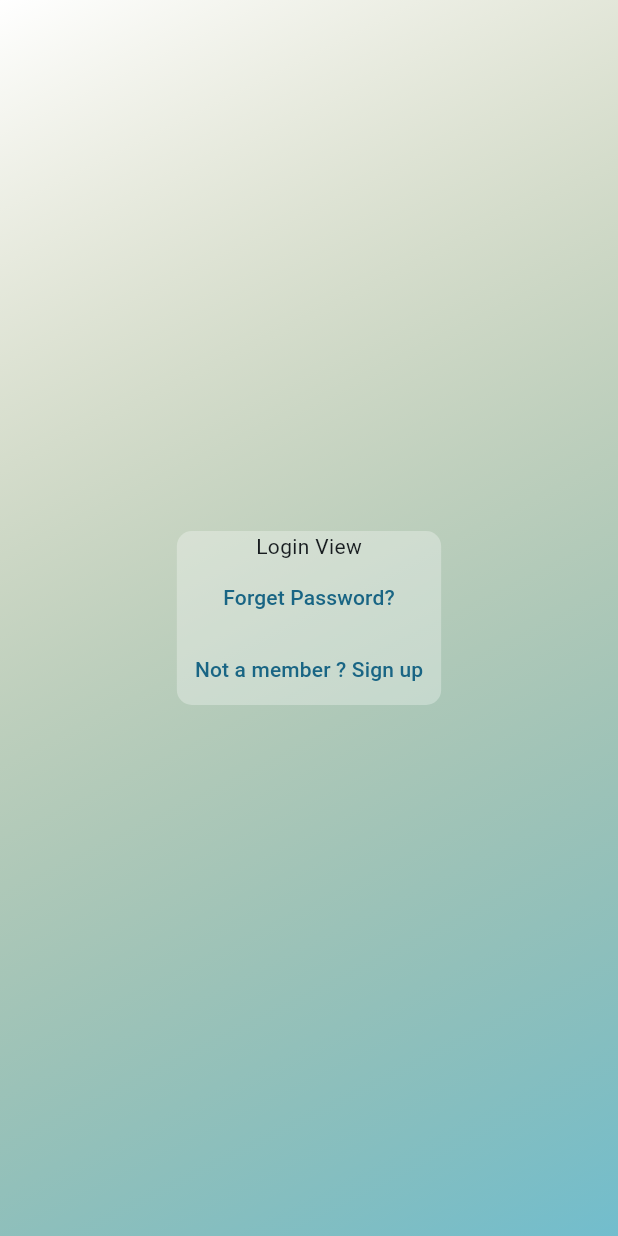
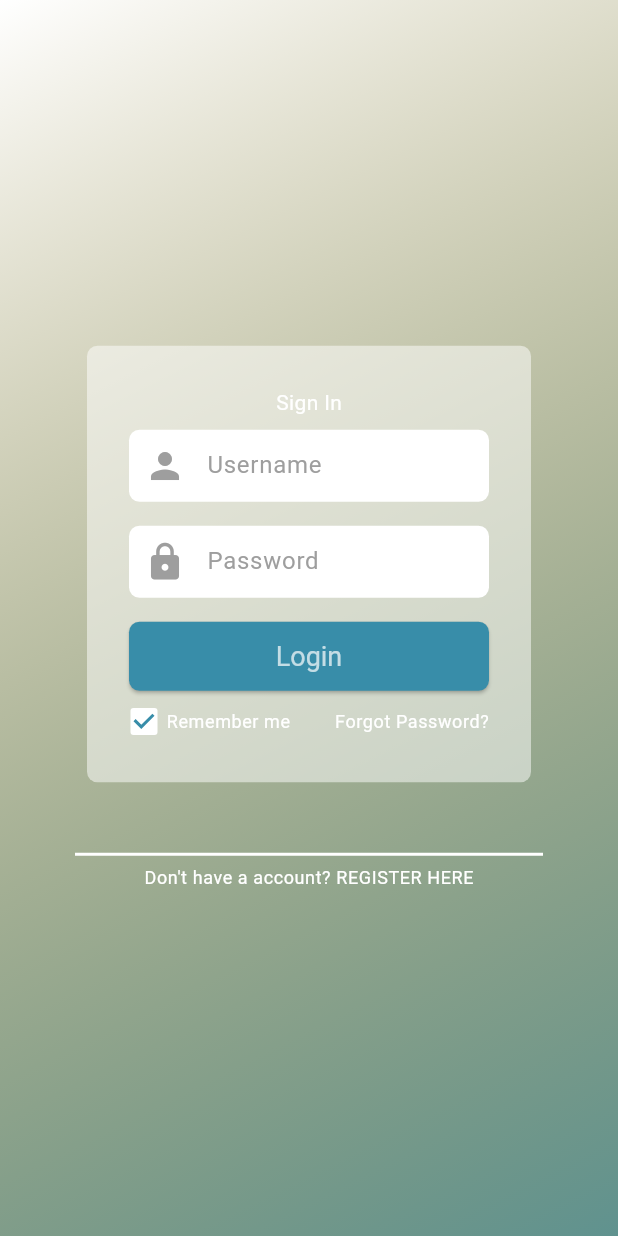
Before and after one commit to yunwe/MVMM-Auth-Demo, a Flutter app: the screen it shows after launch, on a phone screen of 412 x 824 dp. Run offline on Flutter 3.47's test engine with Material 3 defaults, Android fonts, the light colour scheme and no system bars; our stand-ins replace go_router.

Commit message:
login form

```diff
--- a/lib/presentation/_resources/app_strings.dart
+++ b/lib/presentation/_resources/app_strings.dart
@@ -1,5 +1,10 @@
 class AppStrings {
-  static const String forgetPassword = 'Forget Password?';
-  static const String registerText = "Not a member ? Sign up";
+  static const String rememberMe = 'Remember me';
+  static const String forgotPassword = 'Forgot Password?';
+  static const String registerText = "Don't have a account? REGISTER HERE";
   static const String signinText = "Already have an account? Signin";
+  static const String signinTitle = "Sign In";
+  static const String userName = "Username";
+  static const String password = "Password";
+  static const String login = "Login";
 }
--- a/lib/presentation/_resources/colors.dart
+++ b/lib/presentation/_resources/colors.dart
@@ -1,7 +1,9 @@
 import 'package:flutter/material.dart';
 
 class MyColors {
-  static Color primary = HexColor.fromHex("#4FC3F7");
+  static Color primary = HexColor.fromHex("#388da9");
+  static Color lightGrey = HexColor.fromHex("#878787");
+  static Color offWhite = HexColor.fromHex('#d287e8');
   static Color backgroundGradient = HexColor.fromHex('#33FFA726');
 }
 
--- a/lib/presentation/_resources/theme.dart
+++ b/lib/presentation/_resources/theme.dart
@@ -1,10 +1,54 @@
 import 'package:flutter/material.dart';
 import 'package:mvmm_auth_demo/presentation/_resources/colors.dart';
+import 'package:mvmm_auth_demo/presentation/_resources/values.dart';
+
+Color getColor(Set<MaterialState> states) {
+  const Set<MaterialState> interactiveStates = <MaterialState>{
+    MaterialState.pressed,
+    MaterialState.hovered,
+    MaterialState.focused,
+    MaterialState.disabled,
+  };
+  if (states.any(interactiveStates.contains)) {
+    return Colors.grey;
+  }
+  return Colors.white;
+}
 
 ThemeData getApplicationTheme() {
   return ThemeData(
     colorScheme: ColorScheme.fromSeed(
       seedColor: MyColors.primary,
     ),
+    inputDecorationTheme: InputDecorationTheme(
+      filled: true,
+      fillColor: Colors.white,
+      border: OutlineInputBorder(
+        borderSide: BorderSide.none,
+        borderRadius: BorderRadius.circular(AppSize.borderRadius),
+      ),
+      isDense: true,
+      contentPadding: const EdgeInsets.all(AppPadding.p8),
+      hintStyle: const TextStyle(color: Colors.grey),
+      prefixIconColor: Colors.grey,
+    ),
+    elevatedButtonTheme: ElevatedButtonThemeData(
+      style: ElevatedButton.styleFrom(
+        foregroundColor: Colors.white70,
+        backgroundColor: MyColors.primary,
+        shape: RoundedRectangleBorder(
+          borderRadius: BorderRadius.circular(AppSize.borderRadius),
+        ),
+        textStyle: const TextStyle(fontSize: 18),
+      ),
+    ),
+    textTheme: Typography.whiteHelsinki.copyWith(
+      bodySmall: const TextStyle(color: Colors.white),
+    ),
+    checkboxTheme: CheckboxThemeData(
+      fillColor: MaterialStateProperty.resolveWith(getColor),
+      checkColor: MaterialStatePropertyAll(MyColors.primary),
+      side: MaterialStateBorderSide.resolveWith((states) => BorderSide.none),
+    ),
   );
 }
--- a/lib/presentation/_resources/values.dart
+++ b/lib/presentation/_resources/values.dart
@@ -9,18 +9,15 @@ class AppMargin {
 
 class AppPadding {
   static const double p8 = 8.0;
-  static const double p12 = 12.0;
-  static const double p14 = 14.0;
-  static const double p16 = 16.0;
-  static const double p18 = 18.0;
-  static const double p20 = 20.0;
   static const double p28 = 28.0;
-  static const double p100 = 100.0;
 }
 
 class AppSize {
-  static const double border_radius = 10;
-  static const double opacity = 0.3;
+  static const double borderRadius = 7.0;
+  static const double opacity = 0.5;
+  static const double formEntityWidth = 240;
+  static const double formEntityHeight = 46;
+  static const double iconSize = 28;
 }
 
 class DurationConstant {}
--- /dev/null
+++ b/lib/presentation/common_widgets/const_widgets.dart
@@ -0,0 +1,12 @@
+import 'package:flutter/material.dart';
+
+const whiteDivider = Divider(
+  indent: 50,
+  endIndent: 50,
+  thickness: 2,
+  color: Colors.white,
+);
+
+const whiteSpace = SizedBox(
+  height: 40,
+);
--- /dev/null
+++ b/lib/presentation/common_widgets/form_container.dart
@@ -0,0 +1,22 @@
+import 'package:flutter/material.dart';
+import 'package:mvmm_auth_demo/presentation/_resources/values.dart';
+
+class FormContainerWidget extends StatelessWidget {
+  const FormContainerWidget({super.key, required this.content});
+
+  final Widget content;
+
+  @override
+  Widget build(BuildContext context) {
+    return Container(
+      decoration: BoxDecoration(
+        borderRadius: const BorderRadius.all(
+          Radius.circular(AppSize.borderRadius),
+        ),
+        color: Colors.white.withOpacity(AppSize.opacity),
+      ),
+      padding: const EdgeInsets.all(AppPadding.p28),
+      child: SingleChildScrollView(child: content),
+    );
+  }
+}
--- /dev/null
+++ b/lib/presentation/common_widgets/gradient_container.dart
@@ -0,0 +1,29 @@
+import 'package:flutter/material.dart';
+import 'package:mvmm_auth_demo/presentation/_resources/colors.dart';
+import 'package:mvmm_auth_demo/presentation/_resources/values.dart';
+
+class GradientContainerWidget extends StatelessWidget {
+  final Widget content;
+
+  const GradientContainerWidget({
+    super.key,
+    required this.content,
+  });
+
+  @override
+  Widget build(BuildContext context) {
+    return Container(
+      decoration: BoxDecoration(
+        gradient: LinearGradient(
+          begin: Alignment.topLeft,
+          end: Alignment.bottomRight,
+          colors: [
+            Colors.white,
+            MyColors.backgroundGradient,
+          ],
+        ),
+      ),
+      child: content,
+    );
+  }
+}
--- /dev/null
+++ b/lib/presentation/common_widgets/link_text.dart
@@ -0,0 +1,22 @@
+import 'package:flutter/material.dart';
+import 'package:go_router/go_router.dart';
+
+class LinkText extends StatelessWidget {
+  final String text;
+  final String routeName;
+
+  const LinkText({super.key, required this.routeName, required this.text});
+
+  @override
+  Widget build(BuildContext context) {
+    return GestureDetector(
+      onTap: () {
+        context.goNamed(routeName);
+      },
+      child: Text(
+        text,
+        style: Theme.of(context).textTheme.bodySmall,
+      ),
+    );
+  }
+}
--- /dev/null
+++ b/lib/presentation/common_widgets/my_checkbox.dart
@@ -0,0 +1,42 @@
+import 'package:flutter/material.dart';
+
+class MyCheckbox extends StatefulWidget {
+  final String label;
+
+  const MyCheckbox({super.key, required this.label});
+
+  @override
+  State<StatefulWidget> createState() => MyCheckboxState();
+}
+
+class MyCheckboxState extends State<MyCheckbox> {
+  bool? isChecked = true;
+
+  @override
+  Widget build(BuildContext context) {
+    return Row(
+      mainAxisSize: MainAxisSize.min,
+      children: [
+        SizedBox(
+          width: 20,
+          height: 25,
+          child: Checkbox(
+            value: isChecked,
+            onChanged: (newValue) {
+              setState(() {
+                isChecked = newValue;
+              });
+            },
+          ),
+        ),
+        const SizedBox(
+          width: 5,
+        ),
+        Text(
+          widget.label,
+          style: Theme.of(context).textTheme.bodySmall,
+        ),
+      ],
+    );
+  }
+}
--- a/lib/presentation/login/login.dart
+++ b/lib/presentation/login/login.dart
@@ -1,8 +1,14 @@
+import 'package:flutter/foundation.dart';
 import 'package:flutter/material.dart';
-import 'package:go_router/go_router.dart';
+
 import 'package:mvmm_auth_demo/presentation/_resources/app_strings.dart';
 import 'package:mvmm_auth_demo/presentation/_resources/colors.dart';
 import 'package:mvmm_auth_demo/presentation/_resources/values.dart';
+import 'package:mvmm_auth_demo/presentation/common_widgets/const_widgets.dart';
+import 'package:mvmm_auth_demo/presentation/common_widgets/form_container.dart';
+import 'package:mvmm_auth_demo/presentation/common_widgets/gradient_container.dart';
+import 'package:mvmm_auth_demo/presentation/common_widgets/link_text.dart';
+import 'package:mvmm_auth_demo/presentation/common_widgets/my_checkbox.dart';
 import 'package:mvmm_auth_demo/presentation/routes.dart';
 
 class LoginView extends StatelessWidget {
@@ -17,46 +23,72 @@ class LoginView extends StatelessWidget {
   }
 
   Widget mainContent(BuildContext context) {
-    return Container(
-      decoration: BoxDecoration(
-        gradient: LinearGradient(
-          begin: Alignment.topLeft,
-          end: Alignment.bottomRight,
-          colors: [
-            Colors.white,
-            MyColors.backgroundGradient,
+    return GradientContainerWidget(
+      content: Center(
+        child: Column(
+          mainAxisAlignment: MainAxisAlignment.center,
+          children: [
+            formContent,
+            whiteSpace,
+            whiteDivider,
+            const LinkText(
+              routeName: Routes.register,
+              text: AppStrings.registerText,
+            ),
           ],
         ),
       ),
-      child: Center(
-        child: Container(
-          decoration: BoxDecoration(
-            borderRadius: const BorderRadius.all(
-              Radius.circular(AppSize.border_radius),
-            ),
-            color: Colors.white.withOpacity(AppSize.opacity),
-          ),
+    );
+  }
+
+  Widget get formContent => FormContainerWidget(
+        content: SizedBox(
+          width: AppSize.formEntityWidth,
           child: Column(
             mainAxisAlignment: MainAxisAlignment.center,
             mainAxisSize: MainAxisSize.min,
             children: [
-              Text('Login View'),
-              TextButton(
-                onPressed: () {
-                  context.goNamed(Routes.recover);
-                },
-                child: const Text(AppStrings.forgetPassword),
+              const Text(AppStrings.signinTitle),
+              getTextFormField(Icons.person, AppStrings.userName),
+              getTextFormField(Icons.lock, AppStrings.password),
+              loginButton,
+              const Row(
+                mainAxisAlignment: MainAxisAlignment.spaceBetween,
+                children: [
+                  MyCheckbox(label: AppStrings.rememberMe),
+                  LinkText(
+                    routeName: Routes.recover,
+                    text: AppStrings.forgotPassword,
+                  ),
+                ],
               ),
-              TextButton(
-                onPressed: () {
-                  context.goNamed(Routes.register);
-                },
-                child: const Text(AppStrings.registerText),
-              )
             ],
           ),
         ),
-      ),
-    );
-  }
+      );
+
+  Widget getTextFormField(IconData icon, String hint) => Padding(
+        padding: const EdgeInsets.symmetric(vertical: AppPadding.p8),
+        child: TextFormField(
+          decoration: InputDecoration(
+            hintText: hint,
+            prefixIcon: Icon(
+              icon,
+              size: AppSize.iconSize,
+            ),
+          ),
+        ),
+      );
+
+  Widget get loginButton => Padding(
+        padding: const EdgeInsets.symmetric(vertical: AppPadding.p8),
+        child: SizedBox(
+          width: double.infinity,
+          height: AppSize.formEntityHeight,
+          child: ElevatedButton(
+            onPressed: () {},
+            child: const Text(AppStrings.login),
+          ),
+        ),
+      );
 }
--- a/lib/presentation/register/register.dart
+++ b/lib/presentation/register/register.dart
@@ -17,7 +17,7 @@ class RegisterView extends StatelessWidget {
             onPressed: () {
               context.goNamed(Routes.recover);
             },
-            child: const Text(AppStrings.forgetPassword),
+            child: const Text(AppStrings.forgotPassword),
           ),
           TextButton(
             onPressed: () {
```
